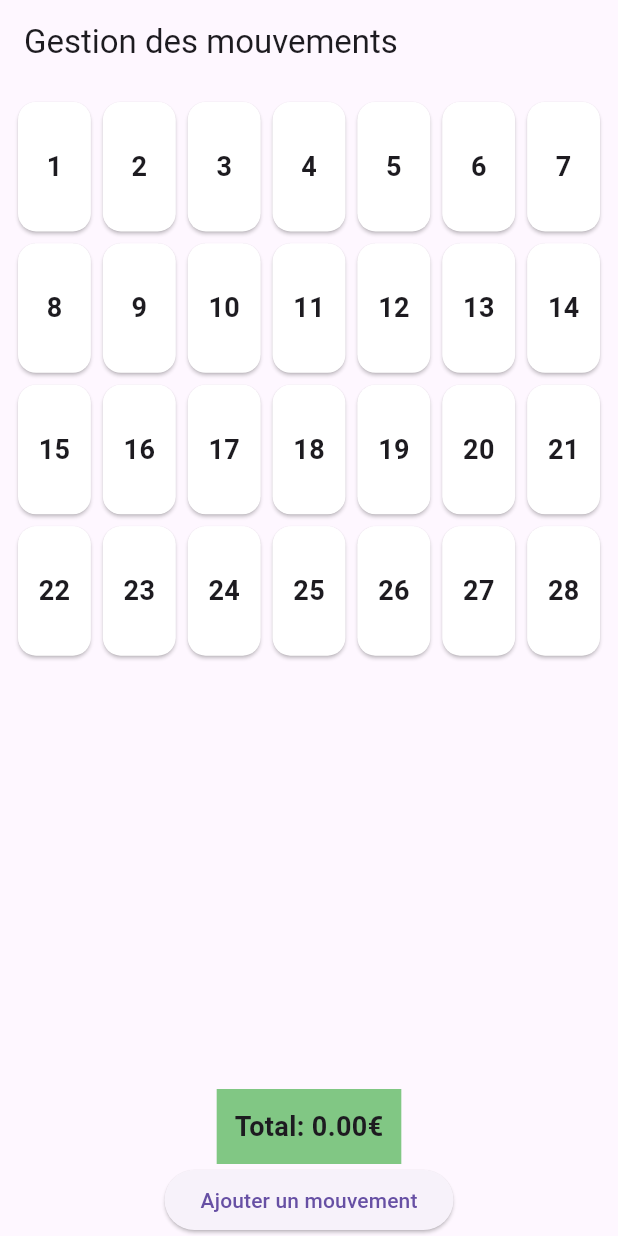
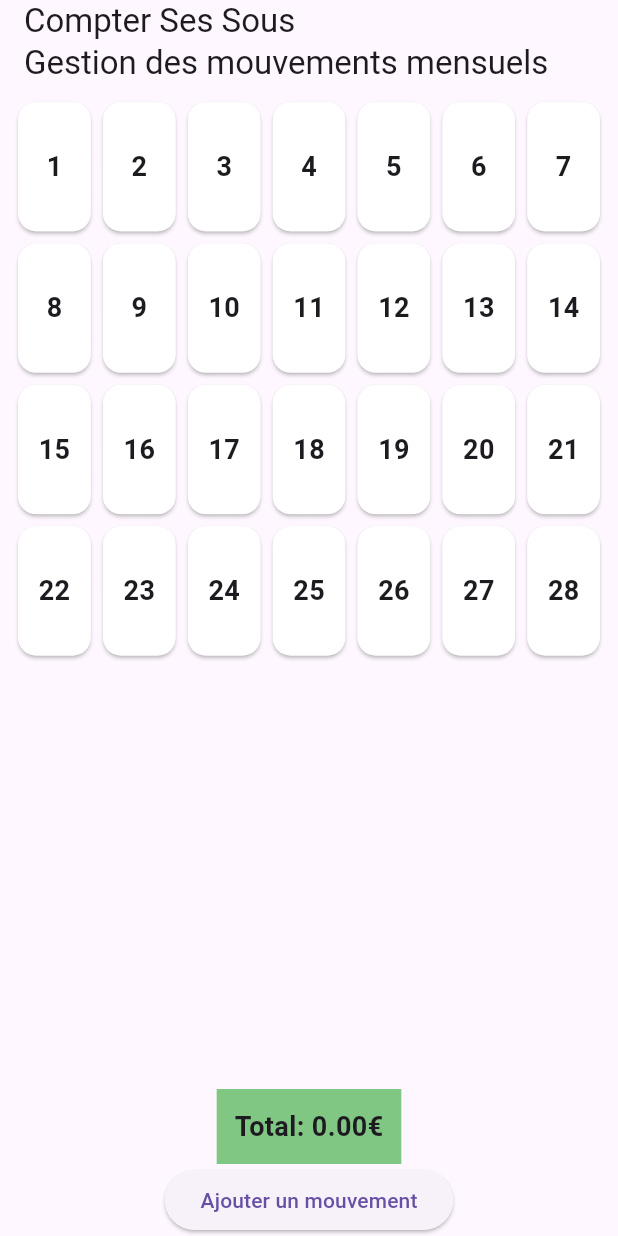
Before and after one commit to salimyes/compter_ses_sous, a Flutter app: the screen it shows after launch, on a phone screen of 412 x 824 dp. Run offline on Flutter 3.47's test engine with Material 3 defaults, Android fonts, the phone set to English and light mode, and no system bars.

Commit message:
Nettoyage du code, Réarangement des textes

```diff
--- a/lib/main.dart
+++ b/lib/main.dart
@@ -12,7 +12,7 @@ class MyApp extends StatelessWidget {
   Widget build(BuildContext context) {
     return MaterialApp(
       debugShowCheckedModeBanner: false,
-      title: 'Gestion des mouvements',
+      title: 'COMPTER SES SOUS',
       theme: ThemeData(
         primarySwatch: Colors.blue,
       ),
--- a/lib/screens/add_movement_screen.dart
+++ b/lib/screens/add_movement_screen.dart
@@ -32,7 +32,6 @@ class _AddMovementScreenState extends State<AddMovementScreen> {
 
     _amountController.text = amountText;
 
-    // Efface le texte dès que l'utilisateur clique dans le champ
     _amountController.addListener(() {
       if (_amountController.text == '0.0') {
         _amountController.clear();
@@ -101,7 +100,7 @@ class _AddMovementScreenState extends State<AddMovementScreen> {
 
               const SizedBox(height: 20),
 
-              // Sélection du type de mouvement
+              // selection du type de mouvement
               Row(
                 mainAxisAlignment: MainAxisAlignment.spaceBetween,
                 children: [
@@ -133,7 +132,7 @@ class _AddMovementScreenState extends State<AddMovementScreen> {
                   if (_formKey.currentState!.validate()) {
                     double amount = double.tryParse(amountText) ?? 0.0;
                     if (selectedType == 'Dépense' && amount > 0) {
-                      amount = -amount; // Convertir en négatif si c'est une dépense
+                      amount = -amount; // si c'est une dépense alors négatif
                     }
 
                     Navigator.pop(
--- a/lib/screens/home_screen.dart
+++ b/lib/screens/home_screen.dart
@@ -15,7 +15,7 @@ class _HomeScreenState extends State<HomeScreen> {
   List<Movement> movements = [];
   DateTime selectedDate = DateTime.now();
 
-  // Calcul du total des transactions du mois
+  // Calcul du total des transactions
   double get totalAmount {
     return movements.fold(0, (sum, movement) => sum + movement.amount);
   }
@@ -47,7 +47,7 @@ class _HomeScreenState extends State<HomeScreen> {
   @override
   Widget build(BuildContext context) {
     return Scaffold(
-      appBar: AppBar(title: const Text('Gestion des mouvements')),
+      appBar: AppBar(title: const Text('Compter Ses Sous\nGestion des mouvements mensuels')),
       body: Column(
         children: [
           Expanded(
--- a/lib/widgets/calendar_widget.dart
+++ b/lib/widgets/calendar_widget.dart
@@ -26,10 +26,10 @@ class CalendarWidget extends StatelessWidget {
         children: [
           Expanded(
             child: GridView.builder(
-              physics: const NeverScrollableScrollPhysics(), // Empêche le défilement
+              physics: const NeverScrollableScrollPhysics(),
               gridDelegate: const SliverGridDelegateWithFixedCrossAxisCount(
                 crossAxisCount: 7,
-                childAspectRatio: 0.6, // Diminue pour allonger les cases en hauteur
+                childAspectRatio: 0.6, // Diminuer pour allonger les cases en hauteur
               ),
               itemCount: daysInMonth,
               itemBuilder: (context, index) {
```
